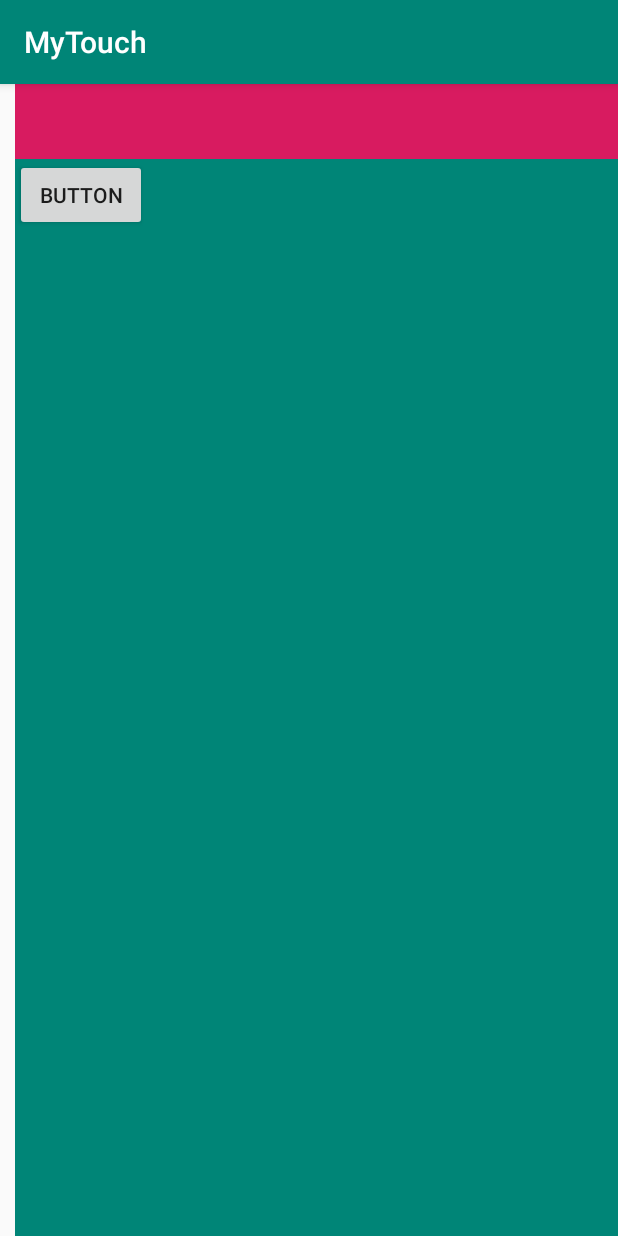
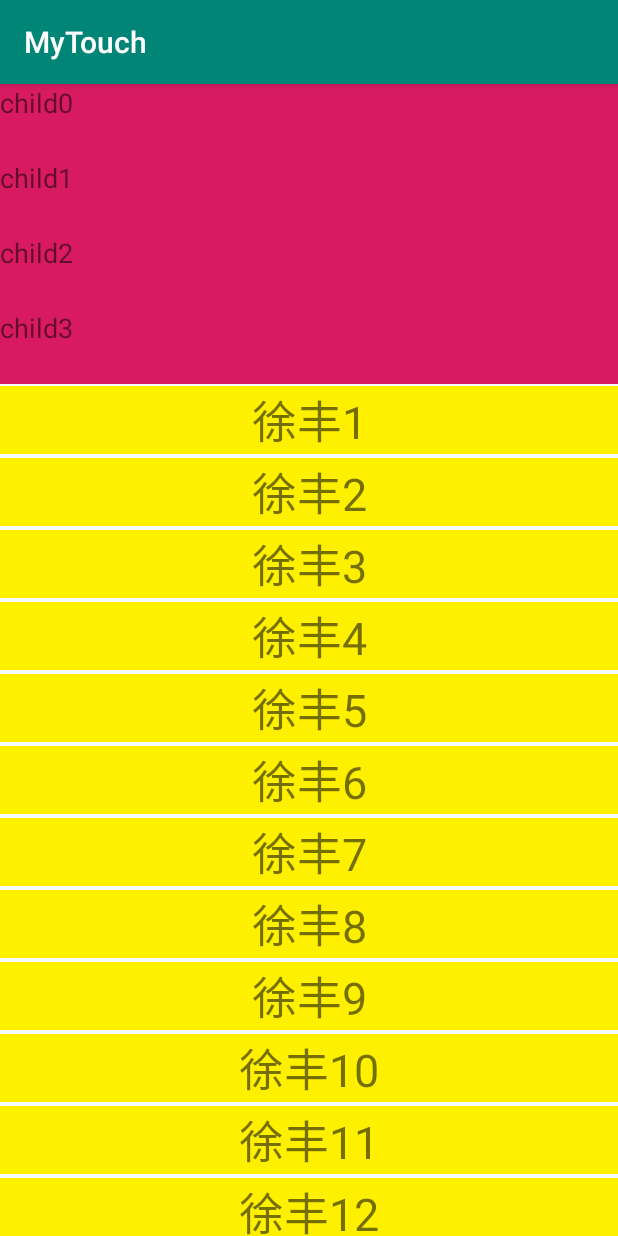
Before and after one commit to Zhang-DengHui/ZDH_Explore, an Android app: the screen it shows after launch (MainActivity before the commit, RecyclerViewActivity after it), on a phone screen of 412 x 824 dp. Run offline under Robolectric (Android 15) with nearby library versions, the phone set to English and light mode, and no system bars.

Commit message:
滑动冲突Recycler嵌套展示

```diff
--- a/main_touch/src/main/AndroidManifest.xml
+++ b/main_touch/src/main/AndroidManifest.xml
@@ -9,7 +9,12 @@
         android:roundIcon="@mipmap/ic_launcher_round"
         android:supportsRtl="true"
         android:theme="@style/AppTheme">
-        <activity android:name=".MainActivity">
+        <activity android:name=".MainActivity"/>
+        <activity android:name=".ScrollActivity"/>
+        <activity android:name=".ScrollViewActivity"/>
+        <activity android:name=".TouchActivity"/>
+        <activity android:name=".NestedScrollViewActivity"/>
+        <activity android:name=".RecyclerViewActivity">
             <intent-filter>
                 <action android:name="android.intent.action.MAIN" />
 
--- a/main_touch/src/main/java/com/example/main_touch/MyRecyclerView.java
+++ b/main_touch/src/main/java/com/example/main_touch/MyRecyclerView.java
@@ -35,6 +35,7 @@ public class MyRecyclerView extends RecyclerView {
     public boolean dispatchTouchEvent(MotionEvent ev) {
         switch (ev.getAction()){
             case MotionEvent.ACTION_DOWN:
+                case MotionEvent.ACTION_UP:
                 getParent().requestDisallowInterceptTouchEvent(true);
                 break;
             case MotionEvent.ACTION_MOVE:
--- /dev/null
+++ b/main_touch/src/main/java/com/example/main_touch/RecyclerViewActivity.java
@@ -0,0 +1,161 @@
+package com.example.main_touch;
+
+import android.content.Context;
+import android.os.Bundle;
+import android.view.LayoutInflater;
+import android.view.View;
+import android.view.ViewGroup;
+import android.widget.TextView;
+
+import androidx.annotation.NonNull;
+import androidx.annotation.Nullable;
+import androidx.appcompat.app.AppCompatActivity;
+import androidx.recyclerview.widget.LinearLayoutManager;
+import androidx.recyclerview.widget.RecyclerView;
+
+import com.example.main_touch.model.DataBean;
+import com.example.main_touch.recyclerviews.ParentRecyclerView;
+
+import java.util.ArrayList;
+import java.util.List;
+
+public class RecyclerViewActivity extends AppCompatActivity {
+    List<DataBean> list;
+    MyAdapter myAdapter;
+    Context context;
+    private ParentRecyclerView mRecyclerview;
+
+    @Override
+    protected void onCreate(@Nullable Bundle savedInstanceState) {
+        super.onCreate(savedInstanceState);
+        setContentView(R.layout.activity_recycler_view);
+        context=this;
+        initData();
+        initView();
+    }
+
+    private void initView() {
+        mRecyclerview = (ParentRecyclerView) findViewById(R.id.recyclerview);
+        myAdapter=new MyAdapter();
+        mRecyclerview.setLayoutManager(new LinearLayoutManager(this));
+        mRecyclerview.setAdapter(myAdapter);
+    }
+
+    private void initData() {
+        list=new ArrayList<>();
+        for (int i = 0; i < 100; i++) {
+            DataBean dataBean = new DataBean();
+            dataBean.type = i % 20 == 0 ? 1 : 0;
+            dataBean.title = "徐丰" + i;
+            if (dataBean.type==1) {
+                dataBean.list = new ArrayList<>();
+                for (int j = 0; j < 20; j++) {
+                    DataBean.ChildDataBean child = new DataBean.ChildDataBean();
+                    child.name = "child" + j;
+                    dataBean.list.add(child);
+                }
+            }
+            list.add(dataBean);
+            /*if (i%20==0){
+                dataBean.type=1;
+            }else{
+                dataBean.type=0;
+            }*/
+        }
+    }
+
+    class MyAdapter extends RecyclerView.Adapter {
+
+        @NonNull
+        @Override
+        public RecyclerView.ViewHolder onCreateViewHolder(@NonNull ViewGroup parent, int viewType) {
+            View view;
+            int type=viewType;
+            RecyclerView.ViewHolder vh;
+            if (type==0){
+                view= LayoutInflater.from(context).inflate(R.layout.layout_item_child,parent,false);
+                vh=new ChildVH(view);
+            }else{
+                view= LayoutInflater.from(context).inflate(R.layout.layout_item_parent,parent,false);
+                vh=new ParentVH(view);
+            }
+            return vh;
+        }
+
+        @Override
+        public void onBindViewHolder(@NonNull RecyclerView.ViewHolder holder, int position) {
+            int type=getItemViewType(position);
+            DataBean dataBean1 = list.get(position);
+            if (type==1){
+                ParentVH parentVH= (ParentVH)holder;
+                DataBean dataBean=list.get(position);
+                parentVH.txtTitle.setText(dataBean.title);
+                ChildAdapter childAdapter=new ChildAdapter(dataBean.list);
+                parentVH.itemRecy.setLayoutManager(new LinearLayoutManager(context));
+                parentVH.itemRecy.setAdapter(childAdapter);
+            }else{
+                ChildVH childVH=(ChildVH)holder;
+                childVH.txtName.setText(dataBean1.title);
+            }
+        }
+
+        @Override
+        public int getItemCount() {
+            return list.size();
+        }
+
+        @Override
+        public int getItemViewType(int position) {
+            return list.get(position).type;
+        }
+
+        class ChildAdapter extends RecyclerView.Adapter{
+            List<DataBean.ChildDataBean>childList;
+            public  ChildAdapter(List<DataBean.ChildDataBean>childList){
+                this.childList=childList;
+            }
+            @NonNull
+            @Override
+            public RecyclerView.ViewHolder onCreateViewHolder(@NonNull ViewGroup parent, int viewType) {
+                View view=LayoutInflater.from(context).inflate(R.layout.layout_list_item,parent,false);
+                ChildItemVh vh=new ChildItemVh(view);
+                return vh;
+            }
+
+            @Override
+            public void onBindViewHolder(@NonNull RecyclerView.ViewHolder holder, int position) {
+                ChildItemVh vh=(ChildItemVh)holder;
+                vh.txtItem.setText(this.childList.get(position).name);
+            }
+
+            @Override
+            public int getItemCount() {
+                return this.childList.size();
+            }
+        }
+
+        class ParentVH extends RecyclerView.ViewHolder {
+            TextView txtTitle;
+            RecyclerView itemRecy;
+            public ParentVH(@NonNull View itemView) {
+                super(itemView);
+                txtTitle=itemView.findViewById(R.id.txt_title);
+                        itemRecy=itemView.findViewById(R.id.item_recy);
+            }
+        }
+        class ChildVH extends RecyclerView.ViewHolder {
+            TextView txtName;
+            public ChildVH(@NonNull View itemView) {
+                super(itemView);
+                txtName=itemView.findViewById(R.id.txt_name);
+            }
+        }
+        class ChildItemVh extends RecyclerView.ViewHolder {
+            TextView txtItem;
+            public ChildItemVh(@NonNull View itemView) {
+                super(itemView);
+                txtItem=itemView.findViewById(R.id.txt_item);
+            }
+        }
+    }
+}
--- /dev/null
+++ b/main_touch/src/main/java/com/example/main_touch/model/DataBean.java
@@ -0,0 +1,13 @@
+package com.example.main_touch.model;
+
+import java.util.List;
+
+public class DataBean {
+    public int type; //0 默认得列表条目 1 嵌套得列表
+    public String title;
+    public List<ChildDataBean> list;
+    public static class ChildDataBean{
+        public String name;
+
+    }
+}
--- /dev/null
+++ b/main_touch/src/main/java/com/example/main_touch/recyclerviews/ParentRecyclerView.java
@@ -0,0 +1,28 @@
+package com.example.main_touch.recyclerviews;
+
+import android.content.Context;
+import android.util.AttributeSet;
+import android.view.MotionEvent;
+
+import androidx.annotation.NonNull;
+import androidx.annotation.Nullable;
+import androidx.recyclerview.widget.RecyclerView;
+
+public class ParentRecyclerView extends RecyclerView {
+    public ParentRecyclerView(@NonNull Context context) {
+        super(context);
+    }
+
+    public ParentRecyclerView(@NonNull Context context, @Nullable AttributeSet attrs) {
+        super(context, attrs);
+    }
+
+    public ParentRecyclerView(@NonNull Context context, @Nullable AttributeSet attrs, int defStyle) {
+        super(context, attrs, defStyle);
+    }
+
+    @Override
+    public boolean onInterceptTouchEvent(MotionEvent e) {
+        return false;
+    }
+}
--- /dev/null
+++ b/main_touch/src/main/res/layout/activity_recycler_view.xml
@@ -0,0 +1,9 @@
+<?xml version="1.0" encoding="utf-8"?>
+<LinearLayout xmlns:android="http://schemas.android.com/apk/res/android"
+    android:orientation="vertical" android:layout_width="match_parent"
+    android:layout_height="match_parent">
+<com.example.main_touch.recyclerviews.ParentRecyclerView
+    android:id="@+id/recyclerview"
+    android:layout_width="match_parent"
+    android:layout_height="match_parent"></com.example.main_touch.recyclerviews.ParentRecyclerView>
+</LinearLayout>
--- /dev/null
+++ b/main_touch/src/main/res/layout/layout_item_child.xml
@@ -0,0 +1,17 @@
+<?xml version="1.0" encoding="utf-8"?>
+<androidx.constraintlayout.widget.ConstraintLayout xmlns:android="http://schemas.android.com/apk/res/android"
+    android:layout_width="match_parent"
+    android:layout_height="wrap_content"
+    android:paddingBottom="1dp"
+    android:paddingTop="1dp"
+    xmlns:app="http://schemas.android.com/apk/res-auto">
+    <TextView
+        android:id="@+id/txt_name"
+        app:layout_constraintTop_toTopOf="parent"
+        android:layout_width="match_parent"
+        android:layout_height="wrap_content"
+        android:textSize="30sp"
+        android:text="title"
+        android:background="#fff000"
+        android:gravity="center"/>
+</androidx.constraintlayout.widget.ConstraintLayout>
--- /dev/null
+++ b/main_touch/src/main/res/layout/layout_item_parent.xml
@@ -0,0 +1,20 @@
+<?xml version="1.0" encoding="utf-8"?>
+<androidx.constraintlayout.widget.ConstraintLayout xmlns:android="http://schemas.android.com/apk/res/android"
+    android:layout_width="match_parent"
+    android:layout_height="200dp"
+    xmlns:app="http://schemas.android.com/apk/res-auto">
+<TextView
+    android:id="@+id/txt_title"
+    app:layout_constraintBottom_toTopOf="parent"
+    android:layout_width="match_parent"
+    android:layout_height="wrap_content"
+    android:textSize="30sp"
+    android:text="title"
+    android:gravity="center"/>
+    <androidx.recyclerview.widget.RecyclerView
+        app:layout_constraintTop_toBottomOf="@id/txt_title"
+        android:id="@+id/item_recy"
+        android:background="@color/colorAccent"
+        android:layout_width="match_parent"
+        android:layout_height="wrap_content"></androidx.recyclerview.widget.RecyclerView>
+</androidx.constraintlayout.widget.ConstraintLayout>
--- a/main_touch/src/main/res/layout/layout_list_item.xml
+++ b/main_touch/src/main/res/layout/layout_list_item.xml
@@ -1,5 +1,6 @@
 <?xml version="1.0" encoding="utf-8"?>
-<android.support.constraint.ConstraintLayout
+<LinearLayout
+    android:orientation="vertical"
     xmlns:android="http://schemas.android.com/apk/res/android" android:layout_width="match_parent"
     android:layout_height="50dp">
     <TextView
@@ -7,4 +8,4 @@
         android:layout_width="match_parent"
         android:layout_height="match_parent"
         android:textSize="18sp"></TextView>
-</android.support.constraint.ConstraintLayout>
+</LinearLayout>
```
